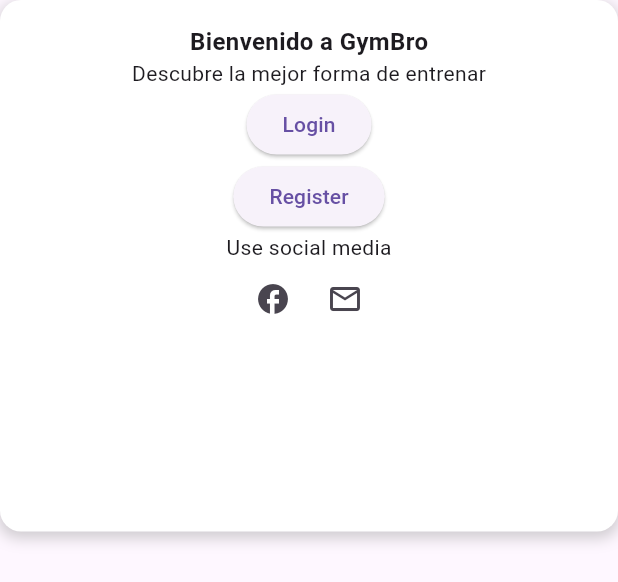
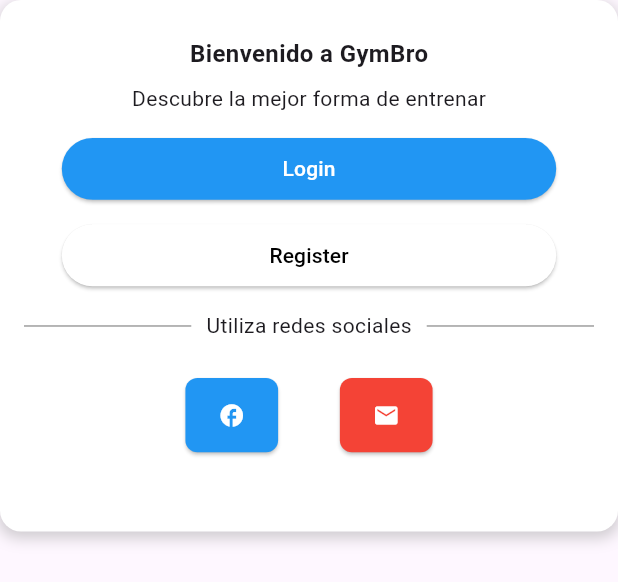
Before and after one commit to IsaiVazqez/GymBro, a Flutter app: the CardLogin widget shown alone on an empty page, opened directly with empty values, on a phone screen of 412 x 824 dp. Shown: the top 582 px of the screen. Run offline on Flutter 3.47's test engine with Material 2 defaults, Android fonts, the light colour scheme and no system bars; our stand-ins replace animate_do, bloc, flutter_bloc; statements that could not run were skipped.

Commit message:
bloc in login

```diff
--- /dev/null
+++ b/lib/features/login_screen/bloc/bloc/login_bloc.dart
@@ -0,0 +1,16 @@
+import 'package:bloc/bloc.dart';
+import 'package:meta/meta.dart';
+
+part 'login_event.dart';
+part 'login_state.dart';
+
+class LoginBloc extends Bloc<LoginEvent, LoginState> {
+  LoginBloc() : super(InitialState()) {
+    @override
+    Stream<LoginState> mapEventToState(LoginEvent event) async* {
+      if (event is ShowLoginFieldsEvent) {
+        yield ShowFieldsState();
+      }
+    }
+  }
+}
--- /dev/null
+++ b/lib/features/login_screen/bloc/bloc/login_event.dart
@@ -0,0 +1,6 @@
+part of 'login_bloc.dart';
+
+@immutable
+abstract class LoginEvent {}
+
+class ShowLoginFieldsEvent extends LoginEvent {}
--- /dev/null
+++ b/lib/features/login_screen/bloc/bloc/login_state.dart
@@ -0,0 +1,8 @@
+part of 'login_bloc.dart';
+
+@immutable
+abstract class LoginState {}
+
+class InitialState extends LoginState {}
+
+class ShowFieldsState extends LoginState {}
--- a/lib/features/login_screen/presentation/widgets/card_login.dart
+++ b/lib/features/login_screen/presentation/widgets/card_login.dart
@@ -1,4 +1,6 @@
 import 'package:flutter/material.dart';
+import 'package:flutter_bloc/flutter_bloc.dart';
+import 'package:gymbro/features/login_screen/bloc/bloc/login_bloc.dart';
 
 class CardLogin extends StatelessWidget {
   const CardLogin({
@@ -10,6 +12,11 @@ class CardLogin extends StatelessWidget {
 
   @override
   Widget build(BuildContext context) {
+    return BlocConsumer<LoginBloc, LoginState>(
+      listener: (context, state) {
+        // TODO: implement listener
+      },
+      builder: (context, state) {
         return Container(
           height: size.height * 0.43,
           decoration: BoxDecoration(
@@ -29,12 +36,18 @@ class CardLogin extends StatelessWidget {
             child: Column(
               mainAxisSize: MainAxisSize.min,
               children: [
+                SizedBox(
+                  height: size.height * 0.01,
+                ),
                 const Text(
                   'Bienvenido a GymBro',
                   style: TextStyle(
                     fontSize: 16,
                     fontWeight: FontWeight.w700,
                   ),
+                ),
+                SizedBox(
+                  height: size.height * 0.01,
                 ),
                 const Text(
                   'Descubre la mejor forma de entrenar',
@@ -43,25 +56,143 @@ class CardLogin extends StatelessWidget {
                     fontWeight: FontWeight.w400,
                   ),
                 ),
-            ElevatedButton(onPressed: () {}, child: const Text('Login')),
-            ElevatedButton(onPressed: () {}, child: const Text('Register')),
-            const Text('Use social media'),
+                SizedBox(
+                  height: size.height * 0.02,
+                ),
+                SizedBox(
+                    height: size.height * 0.05,
+                    width: size.width * 0.8,
+                    child: ElevatedButton(
+                      style: ElevatedButton.styleFrom(
+                          backgroundColor:
+                              Colors.blue, // Color de fondo del botón
+                          foregroundColor: Colors
+                              .white // Color del texto y del icono (si lo tienes)
+                          ),
+                      onPressed: () {
+                        context.read<LoginBloc>().add(ShowLoginFieldsEvent());
+                      },
+                      child: const Text('Login'),
+                    )),
+                SizedBox(
+                  height: size.height * 0.02,
+                ),
+                SizedBox(
+                    height: size.height * 0.05,
+                    width: size.width * 0.8,
+                    child: ElevatedButton(
+                      style: ElevatedButton.styleFrom(
+                          backgroundColor:
+                              Colors.white, // Color de fondo del botón
+                          foregroundColor: Colors
+                              .black // Color del texto y del icono (si lo tienes)
+
+                          ),
+                      onPressed: () {},
+                      child: const Text('Register'),
+                    )),
+                SizedBox(
+                  height: size.height * 0.02,
+                ),
+                const Row(
+                  children: [
+                    Expanded(child: Divider(color: Colors.grey)),
+                    SizedBox(width: 10), // Espacio entre la línea y el texto
+                    Text('Utiliza redes sociales'),
+                    SizedBox(width: 10), // Espacio entre el texto y la línea
+                    Expanded(child: Divider(color: Colors.grey)),
+                  ],
+                ),
+                SizedBox(
+                  height: size.height * 0.03,
+                ),
                 Row(
                   mainAxisAlignment: MainAxisAlignment.center,
                   children: [
-                IconButton(
+                    SizedBox(
+                      width:
+                          size.width * 0.15, // Establece la anchura que deseas
+                      height:
+                          size.height * 0.06, // Establece la altura que deseas
+                      child: ElevatedButton(
                         onPressed: () {},
-                  icon: const Icon(Icons.facebook),
+                        style: ElevatedButton.styleFrom(
+                          padding: EdgeInsets
+                              .zero, // Poner a cero para usar el tamaño del Container
+                          shape: RoundedRectangleBorder(
+                            borderRadius: BorderRadius.circular(8),
                           ),
-                IconButton(
+                          backgroundColor: Colors.blue,
+                        ),
+                        child: const Icon(
+                          Icons.facebook,
+                          color: Colors.white,
+                        ),
+                      ),
+                    ),
+
+                    SizedBox(width: size.width * .1), // Espacio entre botones
+                    SizedBox(
+                      width:
+                          size.width * 0.15, // Establece la anchura que deseas
+                      height:
+                          size.height * 0.06, // Establece la altura que deseas
+                      child: ElevatedButton(
                         onPressed: () {},
-                  icon: const Icon(Icons.mail_outline),
+                        style: ElevatedButton.styleFrom(
+                          padding: EdgeInsets
+                              .zero, // Poner a cero para usar el tamaño del Container
+                          shape: RoundedRectangleBorder(
+                            borderRadius: BorderRadius.circular(8),
+                          ),
+                          backgroundColor: Colors.red,
+                        ),
+                        child: const Icon(
+                          Icons.mail,
+                          color: Colors.white,
+                        ),
+                      ),
                     ),
                   ],
+                ),
+                Expanded(
+                  child: state is ShowFieldsState
+                      ? _LoginFields() // Aquí se mostrarán tus TextFields y botón
+                      : Container(), // Un contenedor vacío cuando no estás mostrando los campos
                 ),
               ],
             ),
           ),
         );
+      },
+    );
   }
 }
+
+class _LoginFields extends StatelessWidget {
+  @override
+  Widget build(BuildContext context) {
+    return Column(
+      children: [
+        TextField(
+          decoration: InputDecoration(
+            labelText: 'Correo electrónico',
+            floatingLabelBehavior: FloatingLabelBehavior.auto,
+            border: OutlineInputBorder(),
+          ),
+        ),
+        SizedBox(height: 16.0),
+        TextField(
+          obscureText: true,
+          decoration: InputDecoration(
+            labelText: 'Contraseña',
+            floatingLabelBehavior: FloatingLabelBehavior.auto,
+            border: OutlineInputBorder(),
+          ),
+        ),
+        SizedBox(height: 16.0),
+        ElevatedButton(onPressed: () {}, child: Text('Ingresar')),
+      ],
+    );
+  }
+}
--- a/lib/main.dart
+++ b/lib/main.dart
@@ -1,5 +1,6 @@
 import 'package:flutter/material.dart';
 import 'package:flutter_bloc/flutter_bloc.dart';
+import 'package:gymbro/features/login_screen/bloc/bloc/login_bloc.dart';
 import 'package:gymbro/features/login_screen/presentation/views/login_screen.dart';
 import 'package:gymbro/features/splash_screen/bloc/splash_bloc.dart';
 import 'package:gymbro/features/splash_screen/presentation/views/splash_screen.dart';
@@ -11,7 +12,6 @@ void main() {
 class MyApp extends StatelessWidget {
   const MyApp({super.key});
 
-  @override
   Widget build(BuildContext context) {
     return MaterialApp(
       debugShowCheckedModeBanner: false,
@@ -19,8 +19,16 @@ class MyApp extends StatelessWidget {
       theme: ThemeData(
         useMaterial3: true,
       ),
-      home: BlocProvider(
-        create: (context) => SplashBloc(),
+      home: MultiBlocProvider(
+        providers: [
+          BlocProvider<SplashBloc>(
+            create: (context) => SplashBloc(),
+          ),
+          BlocProvider<LoginBloc>(
+            create: (context) => LoginBloc(),
+          ),
+          // Si tienes más BLoCs, simplemente añádelos aquí...
+        ],
         child: BlocBuilder<SplashBloc, SplashState>(
           builder: (context, state) {
             if (state is SplashLoaded) {
```
Lines whose indentation alone changed are shown as unchanged.
